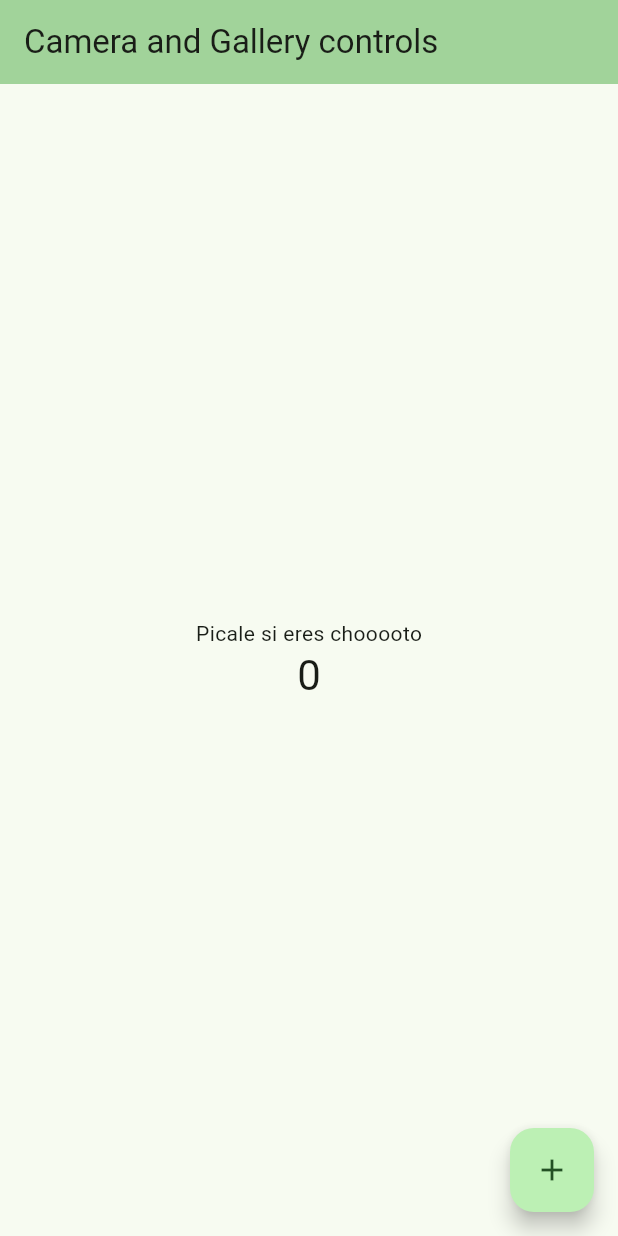
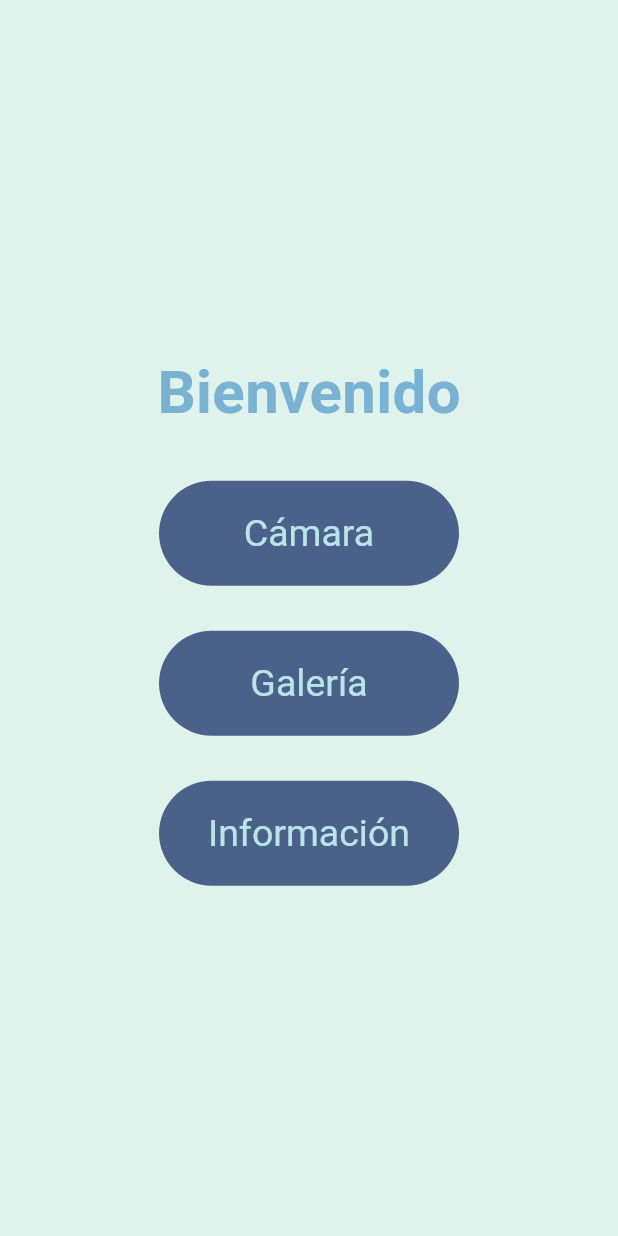
Before and after one commit to MarAmorosMtz/Colonias_Flutter, a Flutter app: the screen it shows after launch, on a phone screen of 412 x 824 dp. Run offline on Flutter 3.47's test engine with Material 3 defaults, Android fonts, the phone set to English and light mode, and no system bars; our stand-ins replace camera.

Commit message:
Pantallas inicial y de camara agregadas

```diff
--- a/flutter_application/lib/main.dart
+++ b/flutter_application/lib/main.dart
@@ -1,124 +1,77 @@
+import 'package:camera/camera.dart';
 import 'package:flutter/material.dart';
-import 'package:opencv_dart/opencv_dart.dart';
-import 'package:image_picker/image_picker.dart';
+import 'package:flutter_application/pantallas/PantallaInicio.dart';
 
-void main() {
+late List<CameraDescription> _cameras;
+
+Future<void> main() async {
+  /*WidgetsFlutterBinding.ensureInitialized();
+
+  _cameras = await availableCameras();
+  runApp(const CameraApp());*/
   runApp(const MyApp());
 }
 
 class MyApp extends StatelessWidget {
   const MyApp({super.key});
 
-  // This widget is the root of your application.
   @override
-  Widget build(BuildContext context) {
+  Widget build(BuildContext context){
     return MaterialApp(
-      title: 'Flutter Demo',
-      theme: ThemeData(
-        // This is the theme of your application.
-        //
-        // TRY THIS: Try running your application with "flutter run". You'll see
-        // the application has a purple toolbar. Then, without quitting the app,
-        // try changing the seedColor in the colorScheme below to Colors.green
-        // and then invoke "hot reload" (save your changes or press the "hot
-        // reload" button in a Flutter-supported IDE, or press "r" if you used
-        // the command line to start the app).
-        //
-        // Notice that the counter didn't reset back to zero; the application
-        // state is not lost during the reload. To reset the state, use hot
-        // restart instead.
-        //
-        // This works for code too, not just values: Most code changes can be
-        // tested with just a hot reload.
-        colorScheme: ColorScheme.fromSeed(seedColor: Colors.green),
-      ),
-      home: const MyHomePage(title: 'Camera and Gallery controls'),
+      home: const PantallaInicio(),
     );
   }
 }
 
-class MyHomePage extends StatefulWidget {
-  const MyHomePage({super.key, required this.title});
 
-  // This widget is the home page of your application. It is stateful, meaning
-  // that it has a State object (defined below) that contains fields that affect
-  // how it looks.
-
-  // This class is the configuration for the state. It holds the values (in this
-  // case the title) provided by the parent (in this case the App widget) and
-  // used by the build method of the State. Fields in a Widget subclass are
-  // always marked "final".
-
-  final String title;
+/// CameraApp is the Main Application.
+class CameraApp extends StatefulWidget {
+  /// Default Constructor
+  const CameraApp({super.key});
 
   @override
-  State<MyHomePage> createState() => _MyHomePageState();
+  State<CameraApp> createState() => _CameraAppState();
 }
 
-class _MyHomePageState extends State<MyHomePage> {
-  int _counter = 0;
+class _CameraAppState extends State<CameraApp> {
+  late CameraController controller;
 
-  void _incrementCounter() {
-    setState(() {
-      // This call to setState tells the Flutter framework that something has
-      // changed in this State, which causes it to rerun the build method below
-      // so that the display can reflect the updated values. If we changed
-      // _counter without calling setState(), then the build method would not be
-      // called again, and so nothing would appear to happen.
-      _counter++;
+  @override
+  void initState() {
+    super.initState();
+    controller = CameraController(_cameras[0], ResolutionPreset.max);
+    controller.initialize().then((_) {
+      if (!mounted) {
+        return;
+      }
+      setState(() {});
+    }).catchError((Object e) {
+      if (e is CameraException) {
+        switch (e.code) {
+          case 'CameraAccessDenied':
+            // Handle access errors here.
+            break;
+          default:
+            // Handle other errors here.
+            break;
+        }
+      }
     });
   }
 
   @override
+  void dispose() {
+    controller.dispose();
+    super.dispose();
+  }
+
+  @override
   Widget build(BuildContext context) {
-    // This method is rerun every time setState is called, for instance as done
-    // by the _incrementCounter method above.
-    //
-    // The Flutter framework has been optimized to make rerunning build methods
-    // fast, so that you can just rebuild anything that needs updating rather
-    // than having to individually change instances of widgets.
-    return Scaffold(
-      appBar: AppBar(
-        // TRY THIS: Try changing the color here to a specific color (to
-        // Colors.amber, perhaps?) and trigger a hot reload to see the AppBar
-        // change color while the other colors stay the same.
-        backgroundColor: Theme.of(context).colorScheme.inversePrimary,
-        // Here we take the value from the MyHomePage object that was created by
-        // the App.build method, and use it to set our appbar title.
-        title: Text(widget.title),
-      ),
-      body: Center(
-        // Center is a layout widget. It takes a single child and positions it
-        // in the middle of the parent.
-        child: Column(
-          // Column is also a layout widget. It takes a list of children and
-          // arranges them vertically. By default, it sizes itself to fit its
-          // children horizontally, and tries to be as tall as its parent.
-          //
-          // Column has various properties to control how it sizes itself and
-          // how it positions its children. Here we use mainAxisAlignment to
-          // center the children vertically; the main axis here is the vertical
-          // axis because Columns are vertical (the cross axis would be
-          // horizontal).
-          //
-          // TRY THIS: Invoke "debug painting" (choose the "Toggle Debug Paint"
-          // action in the IDE, or press "p" in the console), to see the
-          // wireframe for each widget.
-          mainAxisAlignment: MainAxisAlignment.center,
-          children: <Widget>[
-            const Text('Picale si eres chooooto'),
-            Text(
-              '$_counter',
-              style: Theme.of(context).textTheme.headlineMedium,
-            ),
-          ],
-        ),
-      ),
-      floatingActionButton: FloatingActionButton(
-        onPressed: _incrementCounter,
-        tooltip: 'Increment',
-        child: const Icon(Icons.add),
-      ), // This trailing comma makes auto-formatting nicer for build methods.
+    if (!controller.value.isInitialized) {
+      return Container();
+    }
+    return MaterialApp(
+      home: CameraPreview(controller),
     );
   }
 }
--- /dev/null
+++ b/flutter_application/lib/pantallas/PantallaInicio.dart
@@ -0,0 +1,104 @@
+import 'package:flutter/material.dart';
+import 'package:flutter_application/pantallas/PantallaCamara.dart';
+
+class PantallaInicio extends StatefulWidget{
+  const PantallaInicio({super.key});
+  @override
+  State<PantallaInicio> createState() => _PantallaInicioState();
+}
+
+const light = Color.fromRGBO(223, 242, 235, 1);
+const medium = Color.fromRGBO(185, 229, 232, 1);
+const dark = Color.fromRGBO(122, 178, 211, 1);
+const darker = Color.fromRGBO(74, 98, 138, 1);
+const double button_weight = 200;
+const double button_height = 70;
+const space = SizedBox(height: 30);
+
+class _PantallaInicioState extends State<PantallaInicio> {
+  @override
+  Widget build(BuildContext context){
+    return Scaffold(
+      backgroundColor: light,
+      body: Container(
+        child: Stack(
+          children: [
+            Column(
+              mainAxisAlignment: MainAxisAlignment.center,
+                children: [
+                  Center(
+                    child: Text("Bienvenido", style: TextStyle(
+                      color: dark,
+                      fontSize: 40.0,
+                      fontWeight: FontWeight.bold
+                    ),)
+                  ),
+
+                  space,
+
+                  SizedBox(
+                    width: button_weight,
+                    height: button_height,
+                    child: TextButton(
+                      onPressed: () {
+                        Navigator.push(
+                          context,
+                          MaterialPageRoute(
+                            builder: (context) => const PantallaCamara(),
+                          ),
+                        );
+                      },
+                      style: TextButton.styleFrom(
+                        backgroundColor: darker,
+                        foregroundColor: medium,
+                        textStyle: TextStyle(
+                          fontSize: 25
+                        )
+                      ),
+                      child: Text("Cámara"),
+                    ),
+                  ),
+
+                  space,
+
+                  SizedBox(
+                    width: button_weight,
+                    height: button_height,
+                    child: TextButton(
+                      onPressed: () {},
+                      style: TextButton.styleFrom(
+                        backgroundColor: darker,
+                        foregroundColor: medium,
+                        textStyle: TextStyle(
+                          fontSize: 25
+                        )
+                      ),
+                      child: Text("Galería"),
+                    ),
+                  ),
+
+                  space,
+
+                  SizedBox(
+                    width: button_weight,
+                    height: button_height,
+                    child: TextButton(
+                      onPressed: () {},
+                      style: TextButton.styleFrom(
+                        backgroundColor: darker,
+                        foregroundColor: medium,
+                        textStyle: TextStyle(
+                          fontSize: 25
+                        )
+                      ),
+                      child: Text("Información"),
+                    ),
+                  )
+              ]
+            )
+          ],
+        ),
+      )
+    );
+  }
+}
--- a/flutter_application/pubspec.yaml
+++ b/flutter_application/pubspec.yaml
@@ -36,6 +36,7 @@ dependencies:
   cupertino_icons: ^1.0.8
   opencv_dart: ^1.4.1
   image_picker: ^1.1.2
+  camera: ^0.11.1
 
 dev_dependencies:
   flutter_test:
```
Also changed, not shown: flutter_application/lib/pantallas/PantallaCamara.dart (added, +61 -0 lines), flutter_application/pubspec.lock.
